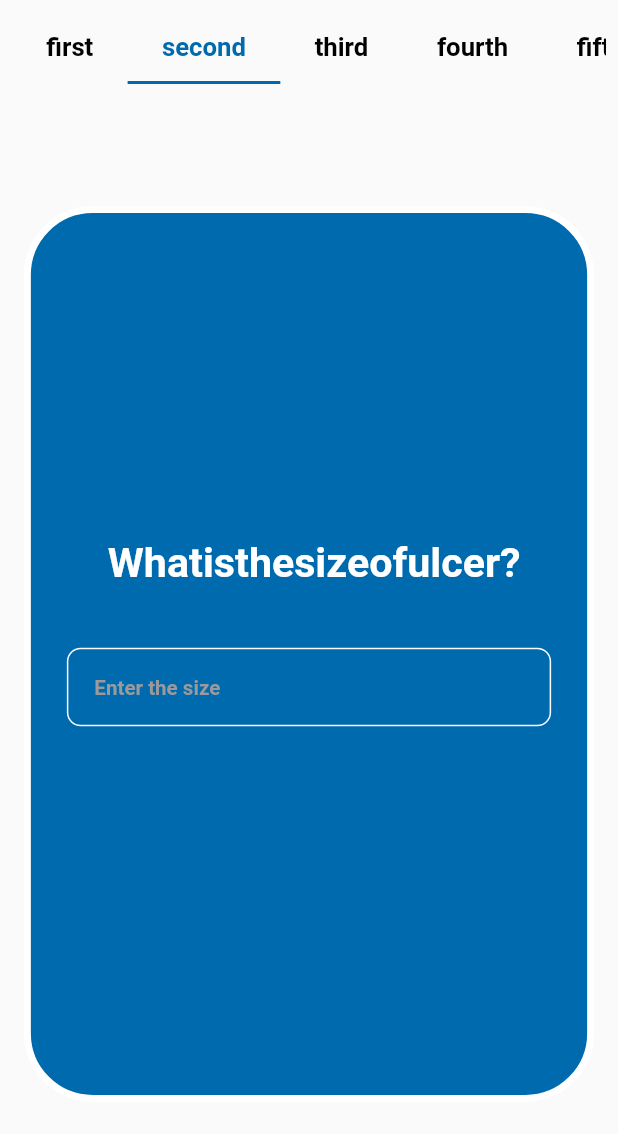
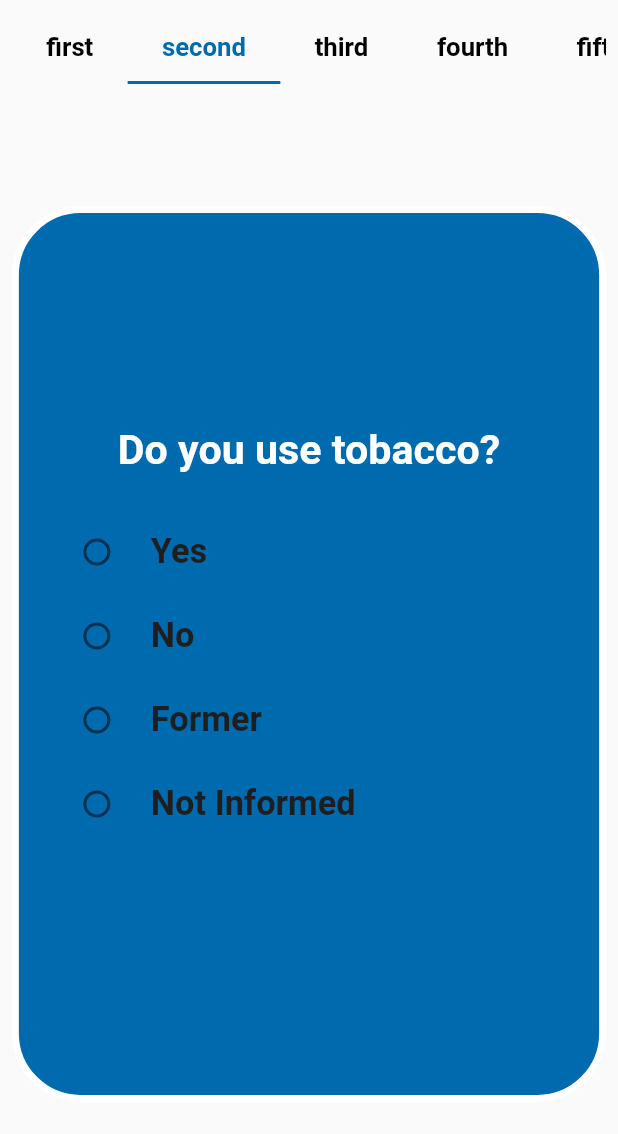
Before and after one commit to khaled365-code/oral_cancer_detection_app, a Flutter app: the QuestionsView screen opened by its route, tab 2 chosen, on a phone screen of 412 x 824 dp. Shown: the top 1134 px of the screen. Run offline on Flutter 3.47's test engine with Material 2 defaults, Android fonts, the phone set to English and light mode, and no system bars; our stand-ins replace bloc, cached_network_image, dartz, dio, flutter_bloc, flutter_screenutil and 7 more; accounts and stored records are empty.

Commit message:
removing text question page

```diff
--- a/lib/core/commons/functions.dart
+++ b/lib/core/commons/functions.dart
@@ -13,6 +13,7 @@ void navigate({required context ,required String route,arg})
   Navigator.pushNamed(context, route,arguments: arg);
 
 }
+
 Future uploadImageToAPI(XFile image) async {
   return MultipartFile.fromFile(image.path,
       filename: image.path.split('/').last);
--- a/lib/core/routes/app_router.dart
+++ b/lib/core/routes/app_router.dart
@@ -71,8 +71,8 @@ class AppRoutes
         return MaterialPageRoute(builder: (context) => const ResultScreen(),);
     // case Routes.radioQueastion:
     //   return MaterialPageRoute(builder: (context) =>const QuestionChoice(),);
-      case Routes.textQuestion:
-        return MaterialPageRoute(builder: (context) => const QuestionText(),);
+    //   case Routes.textQuestion:
+    //     return MaterialPageRoute(builder: (context) => const QuestionText(),);
       case Routes.resetNewPass:
         return MaterialPageRoute(builder: (context) => const ResetPassword(),);
       case Routes.sendCode:
--- a/lib/features/diagnosis/presentation/views/questions_view.dart
+++ b/lib/features/diagnosis/presentation/views/questions_view.dart
@@ -11,7 +11,7 @@ class QuestionsView extends StatelessWidget {
   @override
   Widget build(BuildContext context) {
     return  DefaultTabController(
-      length: 9,
+      length: 8,
       child: SafeArea(
             child: Scaffold(
               body: Padding(
@@ -28,6 +28,7 @@ class QuestionsView extends StatelessWidget {
                       labelPadding:  EdgeInsetsDirectional.symmetric(horizontal: 20.w),
                       tabs:  [
                         Tab(text: "first".tr(context),),
+                        // Tab(text: "second".tr(context),),
                         Tab(text: "second".tr(context),),
                         Tab(text: "third".tr(context),),
                         Tab(text: "fourth".tr(context),),
@@ -35,17 +36,16 @@ class QuestionsView extends StatelessWidget {
                         Tab(text: "sixth".tr(context),),
                         Tab(text: "seventh".tr(context),),
                         Tab(text: "eighth".tr(context),),
-                        Tab(text: "ninth".tr(context),),
                       ]),
                     Flexible(
                     flex: 1,
                     child: TabBarView(children:[
                       QuestionChoice(answersList:  ['Tongue'.tr(context),'Lip'.tr(context),'Floor of mouth'.tr(context),'Palate'.tr(context),"Gingiva".tr(context)], QuestionTitle: 'ًWhereisthelocalizationoftheulcer ?'.tr(context),),
-                      const QuestionText(),
+                      // const QuestionText(),
                       QuestionChoice(answersList:  ['Yes'.tr(context),'No'.tr(context),'Former'.tr(context),'NotInformed'.tr(context)], QuestionTitle: 'Doyouusetobacco?'.tr(context),),
                       QuestionChoice(answersList:  ['Yes'.tr(context),'No'.tr(context),'Former'.tr(context),'NotInformed'.tr(context)], QuestionTitle: 'DoyouconsumeAlcohol?'.tr(context),),
                       QuestionChoice(answersList:  ['Yes'.tr(context),'No'.tr(context),'NotInformed'.tr(context)], QuestionTitle: 'Doyougetexposedtosun?'.tr(context),),
-                      QuestionChoice(answersList:  ['Male'.tr(context),'Female'.tr(context)], QuestionTitle: 'Whatisyourgender?'.tr(context),),
+                      QuestionChoice(answersList:  ['Male'.tr(context),'Female'.tr(context)], QuestionTitle: 'Whatisyougender?'.tr(context),),
                       QuestionChoice(answersList:  ['lessthan40years'.tr(context) ,'between41and60years'.tr(context),'greaterthan60'.tr(context),], QuestionTitle: 'Whatisyourage?'.tr(context),),
                       QuestionChoice(answersList:  ['Yes'.tr(context),'No'.tr(context)], QuestionTitle: 'Do the ulcer last more than 3 weeks?',),
                       QuestionChoice(answersList:  ['Yes'.tr(context),'No'.tr(context)], QuestionTitle: 'Dotheulcerspread?'.tr(context),showButton: true,),
--- a/lib/features/diagnosis/presentation/views/text_question_view.dart
+++ b/lib/features/diagnosis/presentation/views/text_question_view.dart
@@ -1,54 +1,54 @@
-import 'package:flutter/cupertino.dart';
-import 'package:flutter/material.dart';
-import 'package:flutter_screenutil/flutter_screenutil.dart';
-import 'package:graduation_project/core/localization/app_localization.dart';
-import 'package:graduation_project/core/utilis/app_text_styles.dart';
-import 'package:graduation_project/features/auth/presentation/views/componants/custom_form_container.dart';
-
-import '../../../../core/utilis/colors.dart';
-import '../../../../core/widgets/custom_textformfield.dart';
-
-class QuestionText extends StatelessWidget {
-  const QuestionText({Key? key}) : super(key: key);
-
-  @override
-  Widget build(BuildContext context) {
-    return Scaffold(
-      body: Padding(
-        padding:  EdgeInsetsDirectional.all(8.0),
-        child: CustomFormContainer(
-          borderRadius:  BorderRadius.all(Radius.circular(40.r)),
-          width: double.infinity,
-          height: 500.h,
-          child: Padding(
-            padding: const EdgeInsets.all(8.0),
-            child: Column(
-              mainAxisAlignment: MainAxisAlignment.center,
-              children: [
-                 //Text("2 /9",style: AppTextStyles.font18.copyWith(color: AppColors.primary)),
-                 SizedBox(height: 30.h,),
-                 Text(" Whatisthesizeofulcer?".tr(context),style: AppTextStyles.font24.copyWith(color: AppColors.white),),
-
-                 SizedBox(height: 20.h,),
-                Padding(
-                  padding:  EdgeInsetsDirectional.all(16.0),
-                  child: CustomTextFormField(hintText: 'Enterthesize'.tr(context),onChangeee: (data){},obscureValue: false,inputType: TextInputType.number,),
-                )
-                ,
-                 SizedBox(height: 40.h,),
-                // Row(mainAxisAlignment: MainAxisAlignment.spaceEvenly,
-                //   children: [
-                //     CustomElevatedButton( onpress: (){},buttonBackground: AppColors.primary, child: const Row(children: [Icon(Icons.arrow_back_outlined),Text("Back")],),),
-                //     CustomElevatedButton( onpress: (){
-                //       navigate(context: context, route: Routes.result);
-                //     },
-                //     buttonBackground: AppColors.primary, child:  const Row(children: [Text("Next"),Icon(Icons.arrow_forward),]),)
-                //   ],
-                // )
-              ],),
-          ),
-        ),
-      ),
-    );
-  }
-}
+// import 'package:flutter/cupertino.dart';
+// import 'package:flutter/material.dart';
+// import 'package:flutter_screenutil/flutter_screenutil.dart';
+// import 'package:graduation_project/core/localization/app_localization.dart';
+// import 'package:graduation_project/core/utilis/app_text_styles.dart';
+// import 'package:graduation_project/features/auth/presentation/views/componants/custom_form_container.dart';
+//
+// import '../../../../core/utilis/colors.dart';
+// import '../../../../core/widgets/custom_textformfield.dart';
+//
+// class QuestionText extends StatelessWidget {
+//   const QuestionText({Key? key}) : super(key: key);
+//
+//   @override
+//   Widget build(BuildContext context) {
+//     return Scaffold(
+//       body: Padding(
+//         padding:  EdgeInsetsDirectional.all(8.0),
+//         child: CustomFormContainer(
+//           borderRadius:  BorderRadius.all(Radius.circular(40.r)),
+//           width: double.infinity,
+//           height: 500.h,
+//           child: Padding(
+//             padding: const EdgeInsets.all(8.0),
+//             child: Column(
+//               mainAxisAlignment: MainAxisAlignment.center,
+//               children: [
+//                  //Text("2 /9",style: AppTextStyles.font18.copyWith(color: AppColors.primary)),
+//                  SizedBox(height: 30.h,),
+//                  Text(" Whatisthesizeofulcer?".tr(context),style: AppTextStyles.font24.copyWith(color: AppColors.white),),
+//
+//                  SizedBox(height: 20.h,),
+//                 Padding(
+//                   padding:  EdgeInsetsDirectional.all(16.0),
+//                   child: CustomTextFormField(hintText: 'Enterthesize'.tr(context),onChangeee: (data){},obscureValue: false,inputType: TextInputType.number,),
+//                 )
+//                 ,
+//                  SizedBox(height: 40.h,),
+//                 // Row(mainAxisAlignment: MainAxisAlignment.spaceEvenly,
+//                 //   children: [
+//                 //     CustomElevatedButton( onpress: (){},buttonBackground: AppColors.primary, child: const Row(children: [Icon(Icons.arrow_back_outlined),Text("Back")],),),
+//                 //     CustomElevatedButton( onpress: (){
+//                 //       navigate(context: context, route: Routes.result);
+//                 //     },
+//                 //     buttonBackground: AppColors.primary, child:  const Row(children: [Text("Next"),Icon(Icons.arrow_forward),]),)
+//                 //   ],
+//                 // )
+//               ],),
+//           ),
+//         ),
+//       ),
+//     );
+//   }
+// }
--- a/lib/features/profile/presentation/components/log_ou_drower_item.dart
+++ b/lib/features/profile/presentation/components/log_ou_drower_item.dart
@@ -10,7 +10,7 @@ import 'package:graduation_project/core/utilis/app_text_styles.dart';
 import 'package:graduation_project/core/utilis/colors.dart';
 import 'package:graduation_project/core/utilis/image_constants.dart';
 import 'package:graduation_project/features/auth/data/manager/log_out_cubit.dart';
-import 'package:graduation_project/features/auth/data/manager/log_out_state.dart';
+import '../../../auth/data/manager/log_out_state.dart';
 import 'drawer_body_item.dart';
 
 class LogOutDrawerItem extends StatelessWidget {
--- a/lib/features/profile/presentation/screens/edit_profile.dart
+++ b/lib/features/profile/presentation/screens/edit_profile.dart
@@ -14,11 +14,11 @@ import 'package:graduation_project/core/utilis/image_constants.dart';
 import 'package:graduation_project/core/utilis/colors.dart';
 import 'package:graduation_project/core/utilis/app_text_styles.dart';
 import 'package:graduation_project/core/widgets/shared_button.dart';
-import 'package:graduation_project/features/profile/presentation/manager/profile_cubites/update_profile_cubit.dart';
 import 'package:image_picker/image_picker.dart';
 
 import '../../../../core/widgets/custom_app_bar.dart';
 import '../../../../core/widgets/custom_outlined_textfield.dart';
+import '../manager/profile_cubites/update_profile_cubit.dart';
 
 
 class EditProfileScreen extends StatefulWidget {
--- a/lib/features/profile/presentation/screens/profile_screen.dart
+++ b/lib/features/profile/presentation/screens/profile_screen.dart
@@ -6,6 +6,7 @@ import 'package:graduation_project/core/utilis/image_constants.dart';
 import 'package:graduation_project/features/profile/presentation/manager/profile_cubites/profile_cubit.dart';
 
 import '../../../../core/commons/functions.dart';
+
 
 class ProfileScreen extends StatefulWidget {
   @override
@@ -30,9 +31,10 @@ class _ProfileScreenState extends State<ProfileScreen> {
       listener: (context, state) {
        if(state is ProfileFailure){
          showSnackBar(context, content: state.errorMessage);
+
        }
        // if(state is ProfileSuccess){
-       //   context.read<UpdateProfileCubit>().initializeTextFields();
+       //  context.read<UpdateProfileCubit>().initializeTextFields();
        // }
       },
       builder: (context, state) {
```
